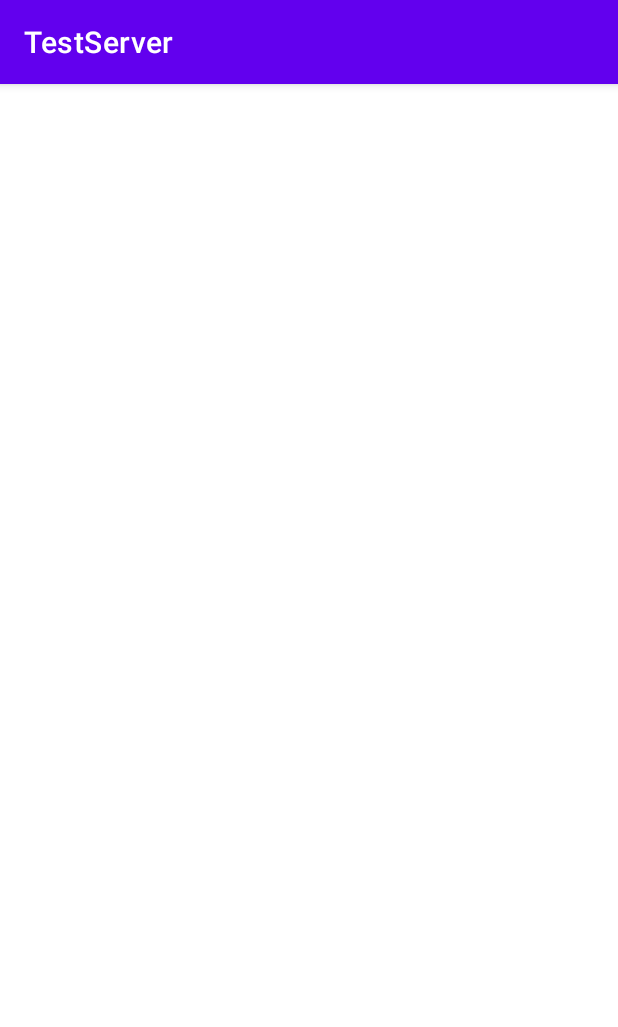
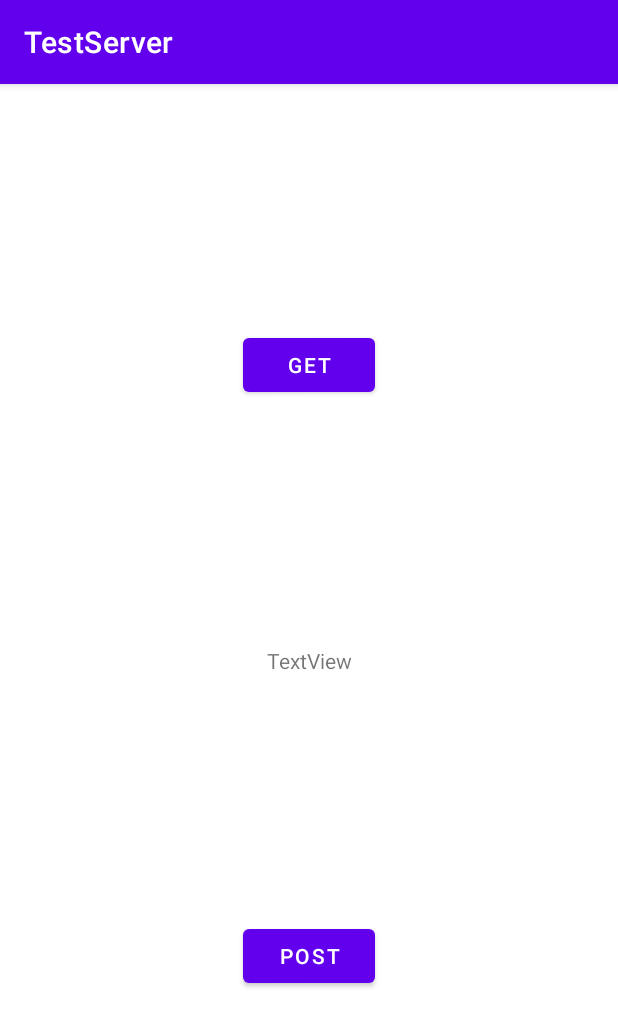
Before and after one commit to deho0701/SV-GNU-project, an Android app: the screen it shows after launch (MainActivity), on a phone screen of 412 x 824 dp. Shown: the top 1027 px of the screen. Run offline under Robolectric (Android 15) with nearby library versions, the phone set to English and light mode, and no system bars.

Commit message:
2021-11-22
get, post 완료

```diff
--- a/kwon/TestServer/app/src/main/java/com/example/testserver/ServerInterface.kt
+++ b/kwon/TestServer/app/src/main/java/com/example/testserver/ServerInterface.kt
@@ -1,23 +1,26 @@
 package com.example.testserver
 
 import retrofit2.Call
+import retrofit2.http.Body
 import retrofit2.http.GET
+import retrofit2.http.POST
 import retrofit2.http.Query
 
 interface ServerInterface {
+    @GET("sit")
+    fun getUser(
+        @Query("table_id") table_id:Int
+        //@Query("table_x") table_x: Int,
+        //@Query("table_y") table_y: Int
+    ): Call<TestServerData>
     @GET("table_num")
     fun getTableNum(
-        @Query("ID") id:Int
-        //@Query("table_num") table_num: Int,
-        //@Query("x") x: Int,
-        //@Query("y") y: Int
+        //@Query("ID") id:Int
+        //@Query("table_num") table_num: Int
     ): Call<TableNumData>
 
-    @GET("sit")
-    fun getUser(
-        @Query("ID") id:Int
-        //@Query("table_num") table_num: Int,
-        //@Query("x") x: Int,
-        //@Query("y") y: Int
-    ): Call<TestServerData>
+    @POST("pay")
+    fun postBookData(
+        @Body bookData: BookData
+    ): Call<BookData>
 }
--- a/kwon/TestServer/app/src/main/res/layout/activity_main.xml
+++ b/kwon/TestServer/app/src/main/res/layout/activity_main.xml
@@ -6,12 +6,34 @@
     android:layout_height="match_parent"
     tools:context=".MainActivity">
 
-    <ListView
-        android:id="@+id/listview"
-        android:layout_width="match_parent"
-        android:layout_height="match_parent"
+    <Button
+        android:id="@+id/btn_get"
+        android:layout_width="wrap_content"
+        android:layout_height="wrap_content"
+        android:text="GET"
+        app:layout_constraintBottom_toTopOf="@+id/tv_test"
+        app:layout_constraintEnd_toEndOf="parent"
+        app:layout_constraintStart_toStartOf="parent"
+        app:layout_constraintTop_toTopOf="parent" />
+
+    <Button
+        android:id="@+id/btn_post"
+        android:layout_width="wrap_content"
+        android:layout_height="wrap_content"
+        android:text="POST"
+        app:layout_constraintBottom_toBottomOf="parent"
+        app:layout_constraintEnd_toEndOf="parent"
+        app:layout_constraintStart_toStartOf="parent"
+        app:layout_constraintTop_toBottomOf="@+id/tv_test" />
+
+    <TextView
+        android:id="@+id/tv_test"
+        android:layout_width="wrap_content"
+        android:layout_height="wrap_content"
+        android:text="TextView"
         app:layout_constraintBottom_toBottomOf="parent"
         app:layout_constraintEnd_toEndOf="parent"
         app:layout_constraintStart_toStartOf="parent"
         app:layout_constraintTop_toTopOf="parent" />
+
 </androidx.constraintlayout.widget.ConstraintLayout>
```
Also changed, not shown: kwon/TestServer/app/src/main/java/com/example/testserver/MainActivity.kt (+74 -33 lines), kwon/TestServer/app/src/main/java/com/example/testserver/ServerData.kt (+15 -5 lines), 350 other files.
